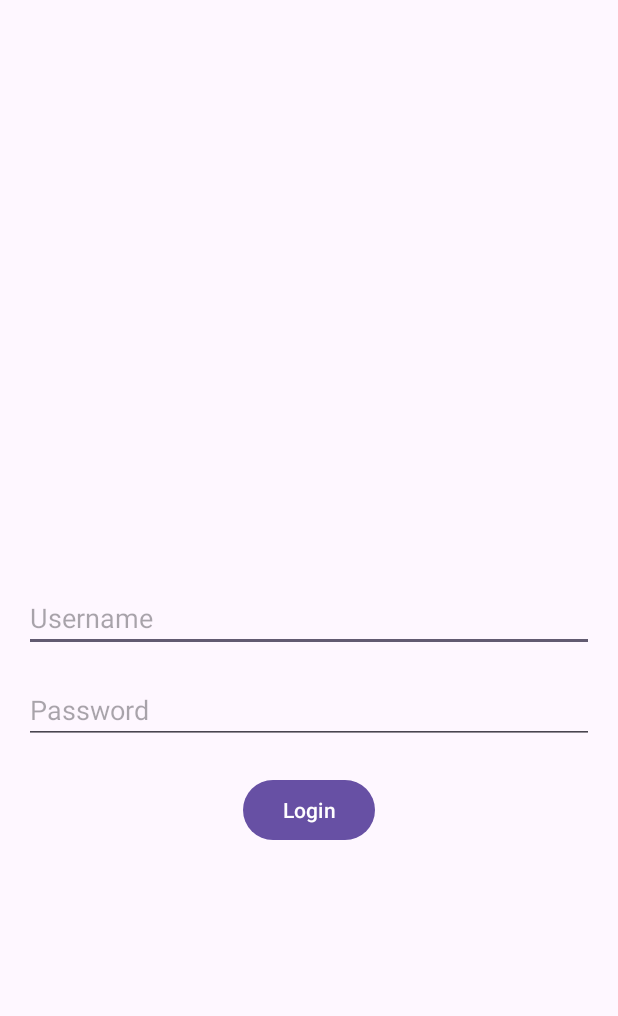
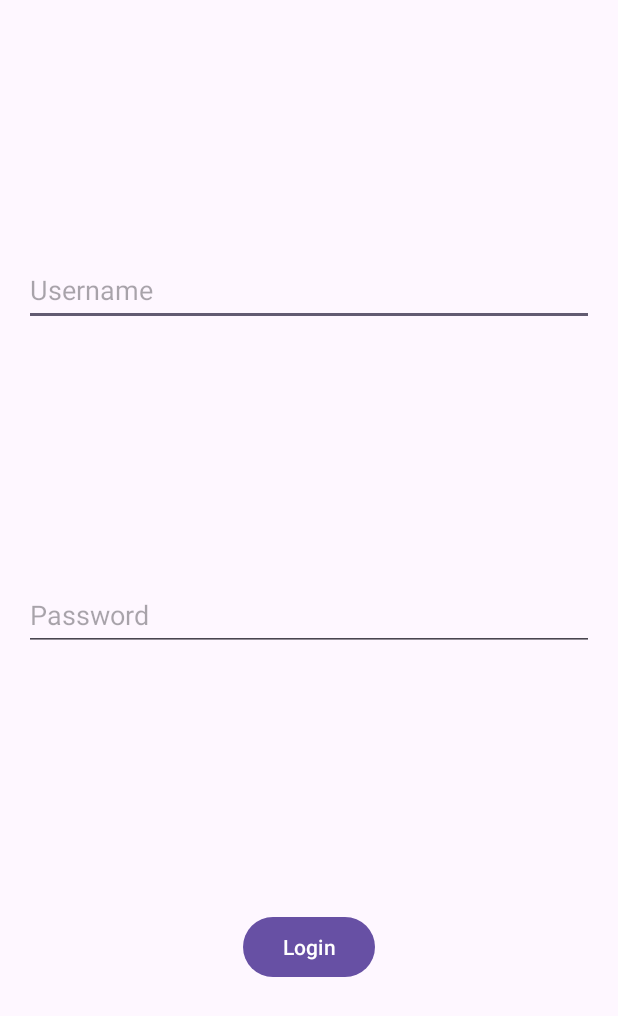
Before and after one commit to xuchenzhe531/LifeRhythms, an Android app: the screen it shows after launch (MainActivity), on a phone screen of 412 x 824 dp. Shown: the top 1016 px of the screen. Run offline under Robolectric (Android 15) with nearby library versions, the light colour scheme and no system bars.

Commit message:
initial commit

```diff
--- a/app/src/main/res/layout/activity_main.xml
+++ b/app/src/main/res/layout/activity_main.xml
@@ -1,33 +1,45 @@
 <?xml version="1.0" encoding="utf-8"?>
-<RelativeLayout xmlns:android="http://schemas.android.com/apk/res/android"
+<androidx.constraintlayout.widget.ConstraintLayout xmlns:android="http://schemas.android.com/apk/res/android"
     android:layout_width="match_parent"
     android:layout_height="match_parent"
+    xmlns:app="http://schemas.android.com/apk/res-auto"
     android:padding="16dp">
 
     <EditText
         android:id="@+id/username"
-        android:layout_width="match_parent"
+        android:layout_width="0dp"
         android:layout_height="wrap_content"
+        android:minHeight="48dp"
         android:hint="Username"
+        android:inputType="text"
         android:layout_centerInParent="true"
-        android:inputType="text" />
+        app:layout_constraintTop_toTopOf="parent"
+        app:layout_constraintBottom_toTopOf="@id/password"
+        app:layout_constraintStart_toStartOf="parent"
+        app:layout_constraintEnd_toEndOf="parent" />
 
     <EditText
         android:id="@+id/password"
-        android:layout_width="match_parent"
+        android:layout_width="0dp"
         android:layout_height="wrap_content"
+        android:minHeight="48dp"
         android:hint="Password"
-        android:layout_below="@id/username"
+        android:inputType="textPassword"
         android:layout_marginTop="16dp"
-        android:inputType="textPassword" />
+        app:layout_constraintTop_toBottomOf="@id/username"
+        app:layout_constraintBottom_toTopOf="@id/login"
+        app:layout_constraintStart_toStartOf="parent"
+        app:layout_constraintEnd_toEndOf="parent" />
 
     <Button
         android:id="@+id/login"
         android:layout_width="wrap_content"
         android:layout_height="wrap_content"
         android:text="Login"
-        android:layout_below="@id/password"
-        android:layout_centerHorizontal="true"
-        android:layout_marginTop="20dp"/>
+        android:layout_marginTop="20dp"
+        app:layout_constraintTop_toBottomOf="@id/password"
+        app:layout_constraintStart_toStartOf="parent"
+        app:layout_constraintEnd_toEndOf="parent"
+        app:layout_constraintBottom_toBottomOf="parent"/>
 
-</RelativeLayout>
+</androidx.constraintlayout.widget.ConstraintLayout>
```
Also changed, not shown: app/src/main/java/com/cs407/LifeRhythms/WelcomePage.java (+6 -21 lines).
